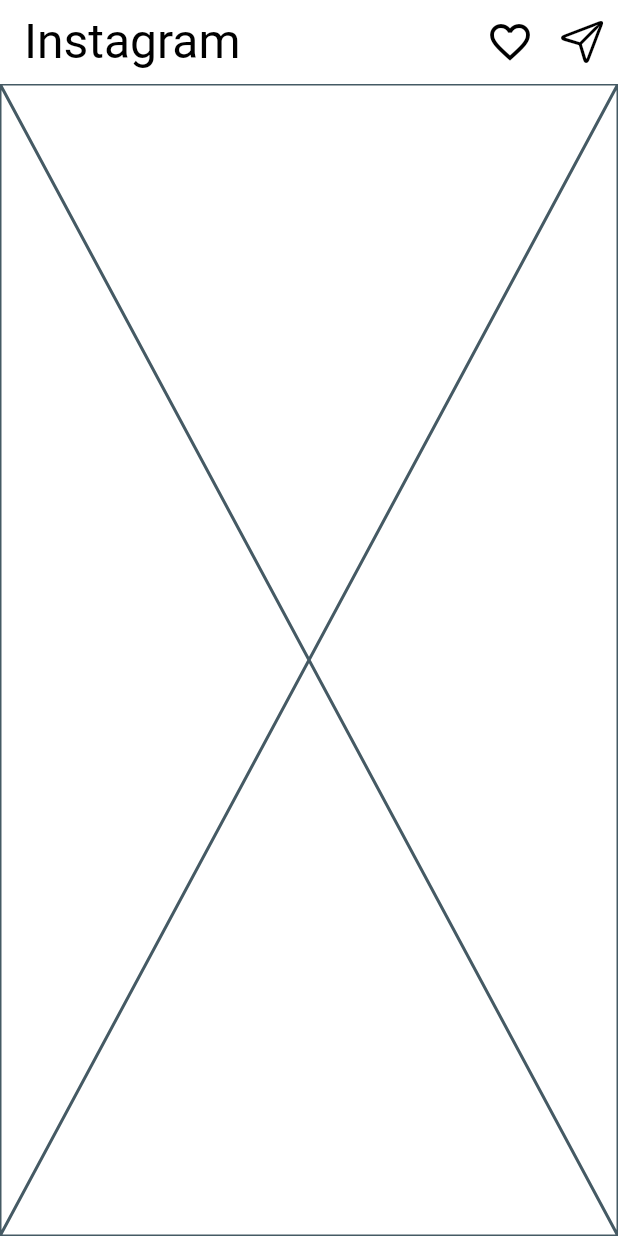
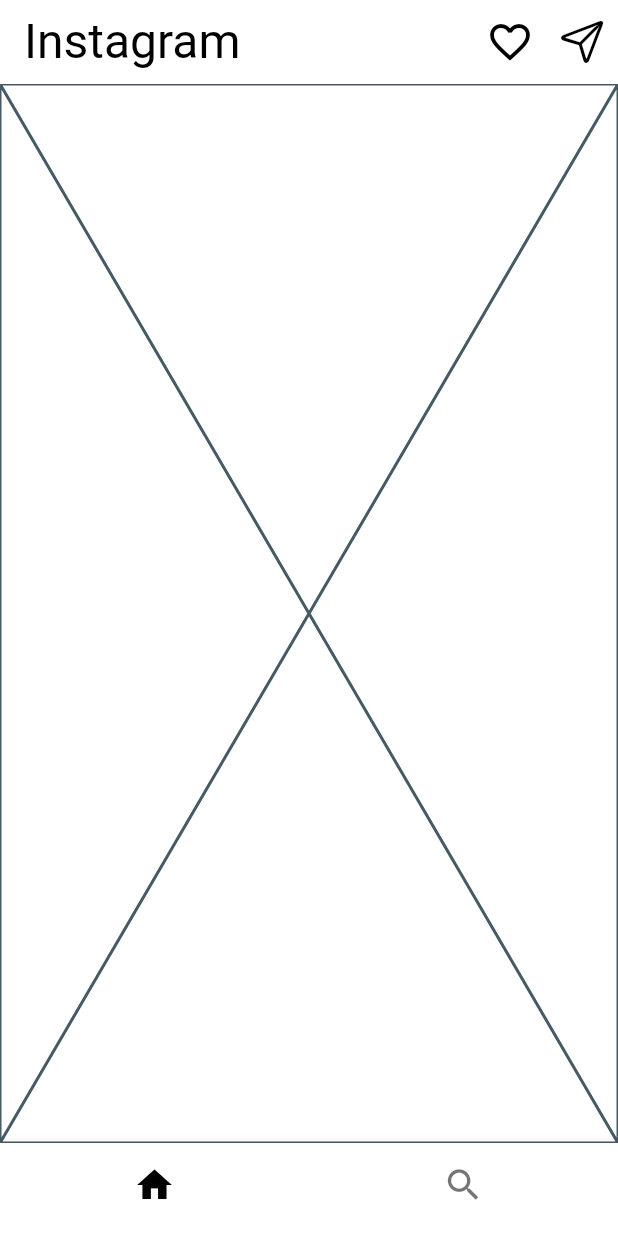
Before and after one commit to junhyeong7788/star_app_clone, a Flutter app: the screen it shows after launch, on a phone screen of 412 x 824 dp. Run offline on Flutter 3.47's test engine with Material 3 defaults, Android fonts, the phone set to English and light mode, and no system bars; our stand-ins replace google_fonts.

Commit message:
bottomNavigationBar Icon add

```diff
--- /dev/null
+++ b/lib/body.dart
@@ -0,0 +1,12 @@
+import 'package:flutter/material.dart';
+
+class InstaBody extends StatelessWidget {
+  final int index;
+
+  const InstaBody({super.key});
+
+  @override
+  Widget build(BuildContext context) {
+    return const Placeholder();
+  }
+}
--- a/lib/main.dart
+++ b/lib/main.dart
@@ -1,6 +1,7 @@
 import 'package:flutter/cupertino.dart';
 import 'package:flutter/material.dart';
 import 'package:google_fonts/google_fonts.dart';
+import 'package:insta_clone_application/body.dart';
 
 void main() {
   runApp(const InstaCloneApp());
@@ -17,6 +18,11 @@ class InstaCloneApp extends StatelessWidget {
           primary: Colors.white,
           secondary: Colors.black,
         ),
+        bottomNavigationBarTheme: const BottomNavigationBarThemeData(
+          showSelectedLabels: false, //바텀 아이콘 라벨 안보이게 해줌
+          showUnselectedLabels: false,
+          selectedItemColor: Colors.black,
+        ),
         useMaterial3: true,
       ),
       home: const InstaCloneHome(),
@@ -24,8 +30,21 @@ class InstaCloneApp extends StatelessWidget {
   }
 }
 
-class InstaCloneHome extends StatelessWidget {
+class InstaCloneHome extends StatefulWidget {
   const InstaCloneHome({super.key});
+
+  @override
+  State<InstaCloneHome> createState() => _InstaCloneHomeState();
+}
+
+class _InstaCloneHomeState extends State<InstaCloneHome> {
+  late int index;
+
+  @override
+  void initState() {
+    super.initState();
+    index = 0;
+  }
 
   @override
   Widget build(BuildContext context) {
@@ -58,7 +77,21 @@ class InstaCloneHome extends StatelessWidget {
         ],
       ),
       //appbar는 별도의 위젯으로 들어가있다. 그래서 분리하기 까다로움
-      body: const Placeholder(),
+      body: InstaBody(index: index),
+      bottomNavigationBar: BottomNavigationBar(
+        currentIndex: index, //어떤 인덱스가 들어가있는지 확인하기 위해 사용
+        onTap: (newIndex) => setState(() => index = newIndex),
+        items: const [
+          BottomNavigationBarItem(
+              icon: Icon(
+                Icons.home,
+                size: 28,
+              ),
+              label: 'Home'),
+          BottomNavigationBarItem(
+              icon: Icon(Icons.search, size: 28), label: 'Search')
+        ],
+      ),
     );
   }
 }
```
Also changed, not shown: 3 other files.
